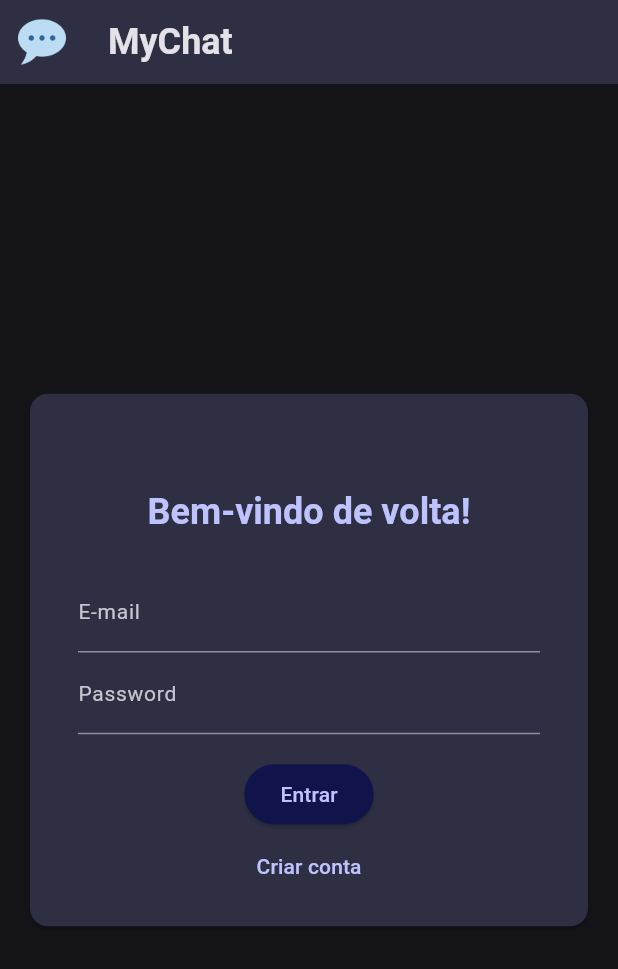
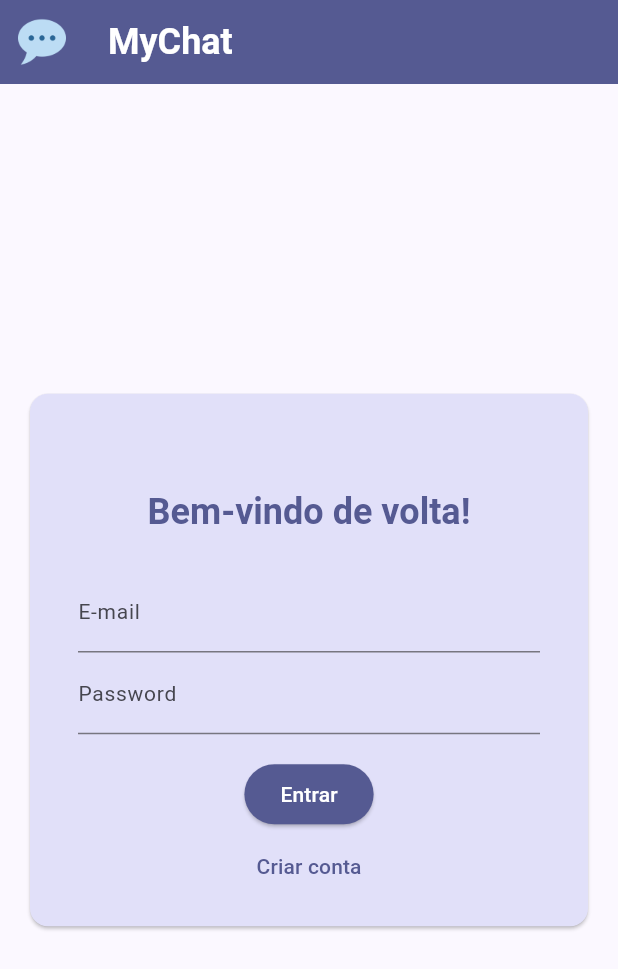
Before and after one commit to Gabrielst27/my_chat, a Flutter app: the screen it shows after launch, on a phone screen of 412 x 824 dp. Shown: the top 969 px of the screen. Run offline on Flutter 3.47's test engine with Material 3 defaults, Android fonts, the phone set to English and light mode, and no system bars; our stand-ins replace firebase_auth, firebase_core; accounts and stored records are empty; generated files the repository leaves out were written again.

Commit message:
feat: added light theme mode

```diff
--- a/lib/main.dart
+++ b/lib/main.dart
@@ -21,8 +21,9 @@ class App extends StatelessWidget {
   @override
   Widget build(BuildContext context) {
     return MaterialApp(
+      theme: lightTheme,
       darkTheme: darkTheme,
-      themeMode: ThemeMode.dark,
+      themeMode: ThemeMode.system,
       home: StreamBuilder(
         stream: FirebaseAuth.instance.authStateChanges(),
         builder: (ctx, snapshot) {
--- a/lib/theme.dart
+++ b/lib/theme.dart
@@ -1,4 +1,34 @@
 import 'package:flutter/material.dart';
+
+final lightColorScheme = ColorScheme.fromSeed(
+  brightness: Brightness.light,
+  seedColor: Color.fromARGB(255, 0, 10, 148),
+);
+
+final lightTheme = ThemeData().copyWith(
+  colorScheme: lightColorScheme,
+  scaffoldBackgroundColor: lightColorScheme.surface,
+  appBarTheme: AppBarTheme().copyWith(
+    backgroundColor: lightColorScheme.primary,
+    foregroundColor: lightColorScheme.onPrimary,
+  ),
+  inputDecorationTheme: InputDecorationTheme().copyWith(
+    labelStyle: TextStyle(fontSize: 14),
+  ),
+  elevatedButtonTheme: ElevatedButtonThemeData(
+    style: ElevatedButton.styleFrom(
+      backgroundColor: lightColorScheme.primary,
+      foregroundColor: lightColorScheme.onPrimary,
+    ),
+  ),
+  textTheme: TextTheme().copyWith(
+    titleLarge: TextStyle(fontSize: 24, fontWeight: FontWeight.bold),
+  ),
+  cardTheme: CardThemeData().copyWith(
+    color: lightColorScheme.secondaryContainer,
+    surfaceTintColor: lightColorScheme.secondaryContainer,
+  ),
+);
 
 final darkColorScheme = ColorScheme.fromSeed(
   brightness: Brightness.dark,
```
